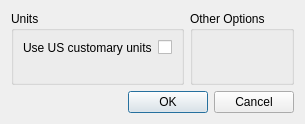
Above: ui/optionsDialog.ui from Brewtarget/brewtarget before the change. Below: the same form after it.
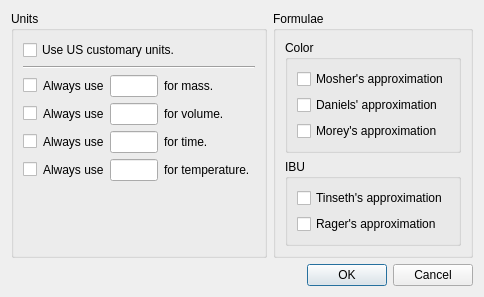
That is the form after the change.

Commit message: Now we can change color and ibu formulae via the option window. Sized down the main window.

The edit to the form file:
```diff
--- a/ui/optionsDialog.ui
+++ b/ui/optionsDialog.ui
@@ -1,12 +1,12 @@
 <ui version="4.0" >
  <class>optionsDialog</class>
- <widget class="QDialog" name="optionsDialog" >
-  <property name="geometry" >
+ <widget class="QDialog" name="optionsDialog">
+  <property name="geometry">
    <rect>
     <x>0</x>
     <y>0</y>
-    <width>304</width>
-    <height>124</height>
+    <width>484</width>
+    <height>296</height>
    </rect>
   </property>
   <property name="windowTitle" >
@@ -24,33 +24,282 @@
         <item>
          <layout class="QHBoxLayout" name="horizontalLayout" >
           <item>
-           <widget class="QLabel" name="label" >
-            <property name="toolTip" >
-             <string>If you insist on US units rather than metric.</string>
+           <widget class="QCheckBox" name="checkBox_USUnits">
+            <property name="text">
+             <string>Use US customary units.</string>
             </property>
-            <property name="text" >
-             <string>Use US customary units</string>
+           </widget>
+          </item>
+         </layout>
+        </item>
+        <item>
+         <widget class="Line" name="line">
+          <property name="orientation">
+           <enum>Qt::Horizontal</enum>
+          </property>
+         </widget>
+        </item>
+        <item>
+         <layout class="QHBoxLayout" name="horizontalLayout_3">
+          <item>
+           <widget class="QCheckBox" name="checkBox_mass">
+            <property name="text">
+             <string/>
             </property>
            </widget>
           </item>
           <item>
-           <widget class="QCheckBox" name="checkBox_USUnits" >
-            <property name="text" >
+           <widget class="QLabel" name="label_2">
+            <property name="text">
+             <string>Always use</string>
+            </property>
+           </widget>
+          </item>
+          <item>
+           <widget class="QLineEdit" name="lineEdit_mass">
+            <property name="sizePolicy">
+             <sizepolicy hsizetype="Maximum" vsizetype="Fixed">
+              <horstretch>0</horstretch>
+              <verstretch>0</verstretch>
+             </sizepolicy>
+            </property>
+            <property name="minimumSize">
+             <size>
+              <width>48</width>
+              <height>0</height>
+             </size>
+            </property>
+            <property name="maximumSize">
+             <size>
+              <width>48</width>
+              <height>16777215</height>
+             </size>
+            </property>
+           </widget>
+          </item>
+          <item>
+           <widget class="QLabel" name="label_3">
+            <property name="text">
+             <string>for mass. </string>
+            </property>
+           </widget>
+          </item>
+          <item>
+           <spacer name="horizontalSpacer">
+            <property name="orientation">
+             <enum>Qt::Horizontal</enum>
+            </property>
+            <property name="sizeType">
+             <enum>QSizePolicy::Expanding</enum>
+            </property>
+            <property name="sizeHint" stdset="0">
+             <size>
+              <width>40</width>
+              <height>20</height>
+             </size>
+            </property>
+           </spacer>
+          </item>
+         </layout>
+        </item>
+        <item>
+         <layout class="QHBoxLayout" name="horizontalLayout_4">
+          <item>
+           <widget class="QCheckBox" name="checkBox_volume">
+            <property name="text">
              <string/>
             </property>
            </widget>
           </item>
+          <item>
+           <widget class="QLabel" name="label_4">
+            <property name="text">
+             <string>Always use</string>
+            </property>
+           </widget>
+          </item>
+          <item>
+           <widget class="QLineEdit" name="lineEdit_volume">
+            <property name="sizePolicy">
+             <sizepolicy hsizetype="Maximum" vsizetype="Fixed">
+              <horstretch>0</horstretch>
+              <verstretch>0</verstretch>
+             </sizepolicy>
+            </property>
+            <property name="minimumSize">
+             <size>
+              <width>48</width>
+              <height>0</height>
+             </size>
+            </property>
+            <property name="maximumSize">
+             <size>
+              <width>48</width>
+              <height>16777215</height>
+             </size>
+            </property>
+           </widget>
+          </item>
+          <item>
+           <widget class="QLabel" name="label_5">
+            <property name="text">
+             <string>for volume. </string>
+            </property>
+           </widget>
+          </item>
+          <item>
+           <spacer name="horizontalSpacer_2">
+            <property name="orientation">
+             <enum>Qt::Horizontal</enum>
+            </property>
+            <property name="sizeType">
+             <enum>QSizePolicy::Expanding</enum>
+            </property>
+            <property name="sizeHint" stdset="0">
+             <size>
+              <width>40</width>
+              <height>20</height>
+             </size>
+            </property>
+           </spacer>
+          </item>
          </layout>
         </item>
         <item>
-         <spacer name="verticalSpacer" >
-          <property name="orientation" >
+         <layout class="QHBoxLayout" name="horizontalLayout_7">
+          <item>
+           <widget class="QCheckBox" name="checkBox_time">
+            <property name="text">
+             <string/>
+            </property>
+           </widget>
+          </item>
+          <item>
+           <widget class="QLabel" name="label_10">
+            <property name="text">
+             <string>Always use</string>
+            </property>
+           </widget>
+          </item>
+          <item>
+           <widget class="QLineEdit" name="lineEdit_time">
+            <property name="sizePolicy">
+             <sizepolicy hsizetype="Maximum" vsizetype="Fixed">
+              <horstretch>0</horstretch>
+              <verstretch>0</verstretch>
+             </sizepolicy>
+            </property>
+            <property name="minimumSize">
+             <size>
+              <width>48</width>
+              <height>0</height>
+             </size>
+            </property>
+            <property name="maximumSize">
+             <size>
+              <width>48</width>
+              <height>16777215</height>
+             </size>
+            </property>
+           </widget>
+          </item>
+          <item>
+           <widget class="QLabel" name="label_11">
+            <property name="text">
+             <string>for time. </string>
+            </property>
+           </widget>
+          </item>
+          <item>
+           <spacer name="horizontalSpacer_3">
+            <property name="orientation">
+             <enum>Qt::Horizontal</enum>
+            </property>
+            <property name="sizeType">
+             <enum>QSizePolicy::Expanding</enum>
+            </property>
+            <property name="sizeHint" stdset="0">
+             <size>
+              <width>40</width>
+              <height>20</height>
+             </size>
+            </property>
+           </spacer>
+          </item>
+         </layout>
+        </item>
+        <item>
+         <layout class="QHBoxLayout" name="horizontalLayout_8">
+          <item>
+           <widget class="QCheckBox" name="checkBox_temp">
+            <property name="text">
+             <string/>
+            </property>
+           </widget>
+          </item>
+          <item>
+           <widget class="QLabel" name="label_12">
+            <property name="text">
+             <string>Always use</string>
+            </property>
+           </widget>
+          </item>
+          <item>
+           <widget class="QLineEdit" name="lineEdit_temp">
+            <property name="sizePolicy">
+             <sizepolicy hsizetype="Maximum" vsizetype="Fixed">
+              <horstretch>0</horstretch>
+              <verstretch>0</verstretch>
+             </sizepolicy>
+            </property>
+            <property name="minimumSize">
+             <size>
+              <width>48</width>
+              <height>0</height>
+             </size>
+            </property>
+            <property name="maximumSize">
+             <size>
+              <width>48</width>
+              <height>16777215</height>
+             </size>
+            </property>
+           </widget>
+          </item>
+          <item>
+           <widget class="QLabel" name="label_13">
+            <property name="text">
+             <string>for temperature.</string>
+            </property>
+           </widget>
+          </item>
+          <item>
+           <spacer name="horizontalSpacer_4">
+            <property name="orientation">
+             <enum>Qt::Horizontal</enum>
+            </property>
+            <property name="sizeType">
+             <enum>QSizePolicy::Expanding</enum>
+            </property>
+            <property name="sizeHint" stdset="0">
+             <size>
+              <width>40</width>
+              <height>20</height>
+             </size>
+            </property>
+           </spacer>
+          </item>
+         </layout>
+        </item>
+        <item>
+         <spacer name="verticalSpacer_2">
+          <property name="orientation">
            <enum>Qt::Vertical</enum>
           </property>
-          <property name="sizeHint" stdset="0" >
+          <property name="sizeHint" stdset="0">
            <size>
             <width>20</width>
-            <height>0</height>
+            <height>40</height>
            </size>
           </property>
          </spacer>
@@ -59,10 +308,78 @@
       </widget>
      </item>
      <item>
-      <widget class="QGroupBox" name="groupBox_2" >
-       <property name="title" >
-        <string>Other Options</string>
+      <widget class="QGroupBox" name="groupBox_2">
+       <property name="title">
+        <string>Formulae</string>
        </property>
+       <layout class="QVBoxLayout" name="verticalLayout_3">
+        <item>
+         <widget class="QGroupBox" name="groupBox_3">
+          <property name="title">
+           <string>Color</string>
+          </property>
+          <layout class="QVBoxLayout" name="verticalLayout_4">
+           <item>
+            <widget class="QCheckBox" name="checkBox_mosher">
+             <property name="text">
+              <string>Mosher's approximation</string>
+             </property>
+            </widget>
+           </item>
+           <item>
+            <widget class="QCheckBox" name="checkBox_daniel">
+             <property name="text">
+              <string>Daniels' approximation</string>
+             </property>
+            </widget>
+           </item>
+           <item>
+            <widget class="QCheckBox" name="checkBox_morey">
+             <property name="text">
+              <string>Morey's approximation</string>
+             </property>
+            </widget>
+           </item>
+          </layout>
+         </widget>
+        </item>
+        <item>
+         <widget class="QGroupBox" name="groupBox_4">
+          <property name="title">
+           <string>IBU</string>
+          </property>
+          <layout class="QVBoxLayout" name="verticalLayout_5">
+           <item>
+            <widget class="QCheckBox" name="checkBox_tinseth">
+             <property name="text">
+              <string>Tinseth's approximation</string>
+             </property>
+            </widget>
+           </item>
+           <item>
+            <widget class="QCheckBox" name="checkBox_rager">
+             <property name="text">
+              <string>Rager's approximation</string>
+             </property>
+            </widget>
+           </item>
+          </layout>
+         </widget>
+        </item>
+        <item>
+         <spacer name="verticalSpacer">
+          <property name="orientation">
+           <enum>Qt::Vertical</enum>
+          </property>
+          <property name="sizeHint" stdset="0">
+           <size>
+            <width>20</width>
+            <height>40</height>
+           </size>
+          </property>
+         </spacer>
+        </item>
+       </layout>
       </widget>
      </item>
     </layout>
```
Left out of the diff: 31 changed lines with no effect on the pictures. The commit also changes 16 other files.
